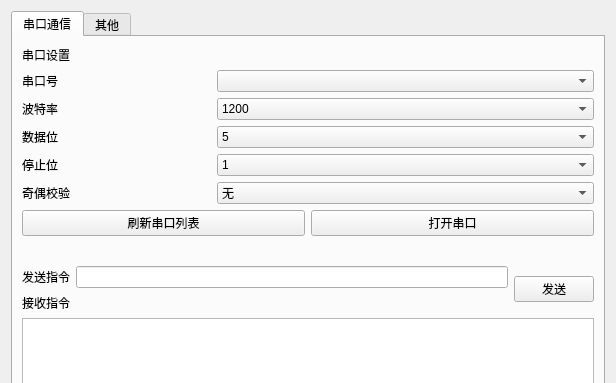
Qt form ui/externalapplicationswidget.ui (WhiteChimney/TDC-counter) before a commit; both pictures show x 0 to 616 and y 0 to 383 of the 616 by 571 pixel window.
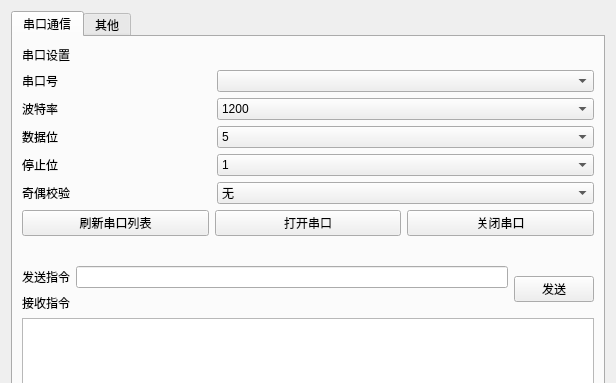
The same form after that commit.

Commit message: 修复了一些bug

Patch:
```diff
--- a/ui/externalapplicationswidget.ui
+++ b/ui/externalapplicationswidget.ui
@@ -84,6 +84,13 @@
              </property>
             </widget>
            </item>
+           <item>
+            <widget class="QPushButton" name="buttonCloseSP">
+             <property name="text">
+              <string>关闭串口</string>
+             </property>
+            </widget>
+           </item>
           </layout>
          </item>
          <item row="3" column="1" colspan="2">
```
The commit also changes 2 other files.
